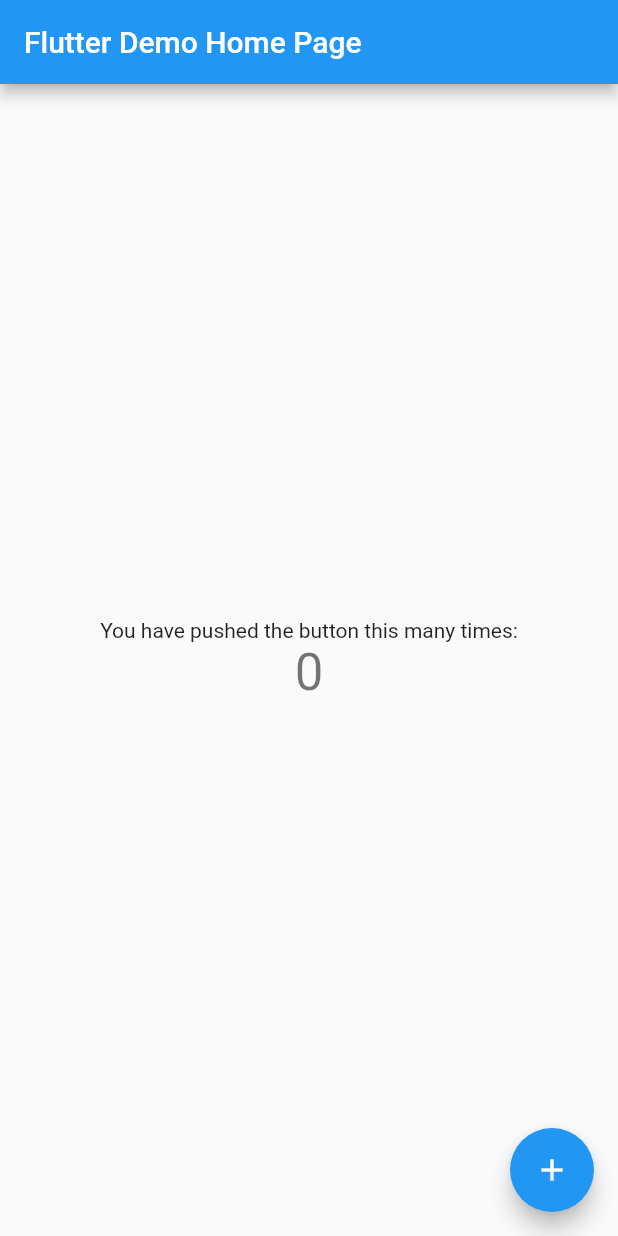
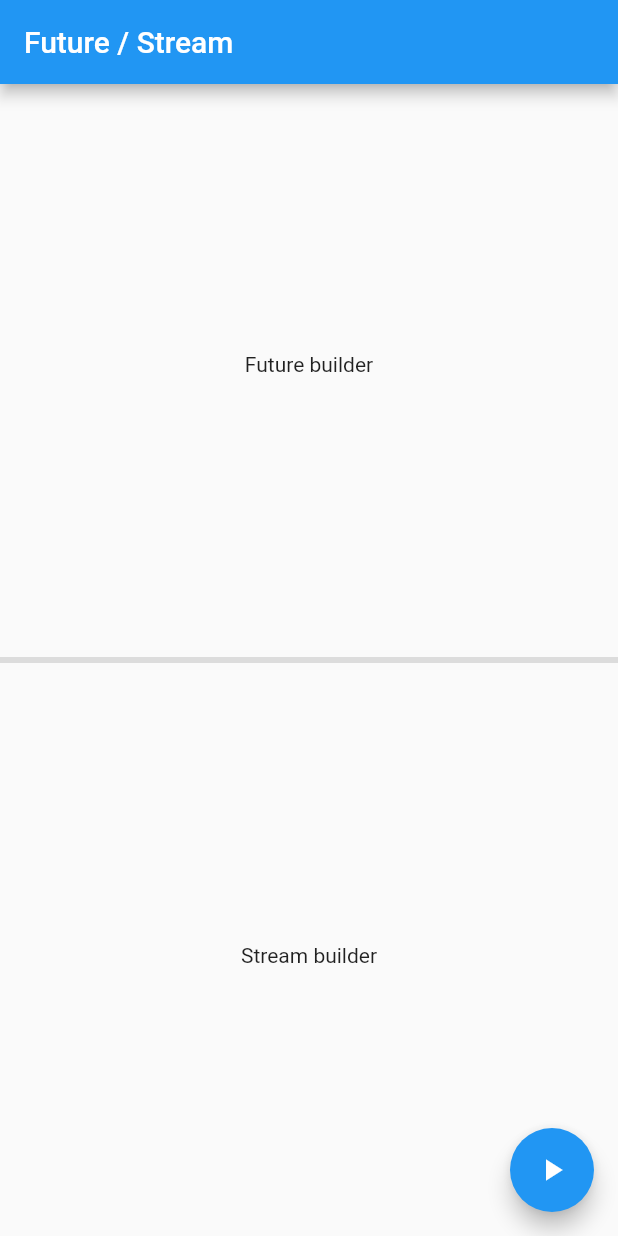
Before and after one commit to yauheniprakapenka/flutter_home_work_stream_builder_and_future_builder, a Flutter app: the screen it shows after launch, on a phone screen of 412 x 824 dp. Run offline on Flutter 3.47's test engine with Material 2 defaults, Android fonts, the light colour scheme and no system bars.

Commit message:
complete the task

```diff
--- /dev/null
+++ b/lib/domain/utils/data_future.dart
@@ -0,0 +1,13 @@
+import 'dart:math';
+
+Future<String> dataFuture() async {
+  final random = Random();
+
+  final response = await Future.delayed(Duration(seconds: 1), () {
+    return random.nextBool();
+  });
+
+  return (response)
+      ? 'Данные успешно получены'
+      : throw 'Ошибка загрузки данных';
+}
--- a/lib/main.dart
+++ b/lib/main.dart
@@ -1,113 +1,20 @@
 import 'package:flutter/material.dart';
+import 'package:skillbox_stream_builer_and_future_builder/presentation/feature/home/page/home_page.dart';
 
 void main() {
   runApp(MyApp());
 }
 
 class MyApp extends StatelessWidget {
-  // This widget is the root of your application.
   @override
   Widget build(BuildContext context) {
     return MaterialApp(
       title: 'Flutter Demo',
       theme: ThemeData(
-        // This is the theme of your application.
-        //
-        // Try running your application with "flutter run". You'll see the
-        // application has a blue toolbar. Then, without quitting the app, try
-        // changing the primarySwatch below to Colors.green and then invoke
-        // "hot reload" (press "r" in the console where you ran "flutter run",
-        // or simply save your changes to "hot reload" in a Flutter IDE).
-        // Notice that the counter didn't reset back to zero; the application
-        // is not restarted.
         primarySwatch: Colors.blue,
+        visualDensity: VisualDensity.adaptivePlatformDensity,
       ),
-      home: MyHomePage(title: 'Flutter Demo Home Page'),
+      home: HomePage(),
     );
   }
 }
-
-class MyHomePage extends StatefulWidget {
-  MyHomePage({Key? key, required this.title}) : super(key: key);
-
-  // This widget is the home page of your application. It is stateful, meaning
-  // that it has a State object (defined below) that contains fields that affect
-  // how it looks.
-
-  // This class is the configuration for the state. It holds the values (in this
-  // case the title) provided by the parent (in this case the App widget) and
-  // used by the build method of the State. Fields in a Widget subclass are
-  // always marked "final".
-
-  final String title;
-
-  @override
-  _MyHomePageState createState() => _MyHomePageState();
-}
-
-class _MyHomePageState extends State<MyHomePage> {
-  int _counter = 0;
-
-  void _incrementCounter() {
-    setState(() {
-      // This call to setState tells the Flutter framework that something has
-      // changed in this State, which causes it to rerun the build method below
-      // so that the display can reflect the updated values. If we changed
-      // _counter without calling setState(), then the build method would not be
-      // called again, and so nothing would appear to happen.
-      _counter++;
-    });
-  }
-
-  @override
-  Widget build(BuildContext context) {
-    // This method is rerun every time setState is called, for instance as done
-    // by the _incrementCounter method above.
-    //
-    // The Flutter framework has been optimized to make rerunning build methods
-    // fast, so that you can just rebuild anything that needs updating rather
-    // than having to individually change instances of widgets.
-    return Scaffold(
-      appBar: AppBar(
-        // Here we take the value from the MyHomePage object that was created by
-        // the App.build method, and use it to set our appbar title.
-        title: Text(widget.title),
-      ),
-      body: Center(
-        // Center is a layout widget. It takes a single child and positions it
-        // in the middle of the parent.
-        child: Column(
-          // Column is also a layout widget. It takes a list of children and
-          // arranges them vertically. By default, it sizes itself to fit its
-          // children horizontally, and tries to be as tall as its parent.
-          //
-          // Invoke "debug painting" (press "p" in the console, choose the
-          // "Toggle Debug Paint" action from the Flutter Inspector in Android
-          // Studio, or the "Toggle Debug Paint" command in Visual Studio Code)
-          // to see the wireframe for each widget.
-          //
-          // Column has various properties to control how it sizes itself and
-          // how it positions its children. Here we use mainAxisAlignment to
-          // center the children vertically; the main axis here is the vertical
-          // axis because Columns are vertical (the cross axis would be
-          // horizontal).
-          mainAxisAlignment: MainAxisAlignment.center,
-          children: <Widget>[
-            Text(
-              'You have pushed the button this many times:',
-            ),
-            Text(
-              '$_counter',
-              style: Theme.of(context).textTheme.headline4,
-            ),
-          ],
-        ),
-      ),
-      floatingActionButton: FloatingActionButton(
-        onPressed: _incrementCounter,
-        tooltip: 'Increment',
-        child: Icon(Icons.add),
-      ), // This trailing comma makes auto-formatting nicer for build methods.
-    );
-  }
-}
--- /dev/null
+++ b/lib/presentation/feature/home/page/home_page.dart
@@ -0,0 +1,62 @@
+import 'package:flutter/material.dart';
+import 'package:skillbox_stream_builer_and_future_builder/domain/utils/data_stream.dart';
+import 'package:skillbox_stream_builer_and_future_builder/domain/utils/data_future.dart';
+
+part '../components/stream_widget.dart';
+part '../components/future_widget.dart';
+
+class HomePage extends StatefulWidget {
+  @override
+  _HomePageState createState() => _HomePageState();
+}
+
+class _HomePageState extends State<HomePage> {
+  var _isRandonGenerated = false;
+
+  @override
+  Widget build(BuildContext context) {
+    return Scaffold(
+      appBar: AppBar(
+        title: Text('Future / Stream'),
+      ),
+      body: Column(
+        children: [
+          Expanded(
+            child: Column(
+              mainAxisAlignment: MainAxisAlignment.spaceEvenly,
+              children: [
+                Text('Future builder'),
+                if (_isRandonGenerated)
+                  Center(
+                    child: _buildFutureBuilder(),
+                  ),
+              ],
+            ),
+          ),
+          Divider(height: 20, thickness: 4),
+          Expanded(
+            child: Column(
+              mainAxisAlignment: MainAxisAlignment.spaceEvenly,
+              children: [
+                Text('Stream builder'),
+                if (_isRandonGenerated)
+                  Center(
+                    child: _buildStreamWidget(),
+                  ),
+              ],
+            ),
+          )
+        ],
+      ),
+      floatingActionButton: FloatingActionButton(
+        onPressed: () {
+          _isRandonGenerated = !_isRandonGenerated;
+          setState(() {});
+        },
+        child: Icon(
+          _isRandonGenerated ? Icons.pause : Icons.play_arrow,
+        ),
+      ),
+    );
+  }
+}
```
Also changed, not shown: lib/domain/utils/data_stream.dart (added, +17 -0 lines), lib/presentation/feature/home/components/future_widget.dart (added, +19 -0 lines), lib/presentation/feature/home/components/stream_widget.dart (added, +21 -0 lines), 1 other file.
